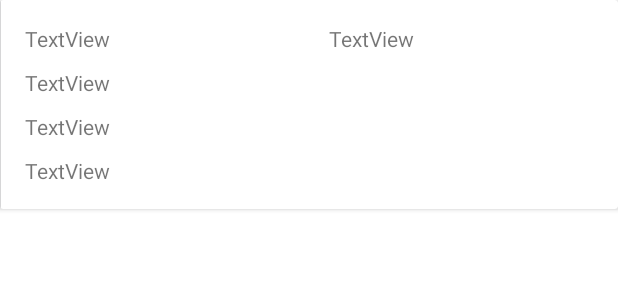
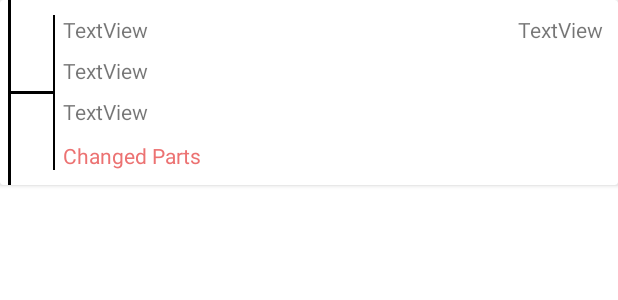
Before and after one commit to 0uz/JobManagement, an Android app: the layout maintenance_row.xml on its own in the app's theme, with its tools: preview values and no code run, on a phone screen of 412 x 824 dp. Shown: the top 300 px of the screen. Run offline under Robolectric (Android 15) with nearby library versions, the light colour scheme and no system bars.

Commit message:
Language adding and Maintenance page fixes

```diff
--- a/app/src/main/java/com/zirhgrup/jobmanagement/AddElevatorFragment.java
+++ b/app/src/main/java/com/zirhgrup/jobmanagement/AddElevatorFragment.java
@@ -426,7 +426,8 @@ public class AddElevatorFragment extends Fragment {
         Customer customer =  new Customer(binding.addECustomerName.getText().toString(),
                 binding.addECustomerSurname.getText().toString(),
                 binding.addECustomerEmail.getText().toString(),
-                binding.addECustomerPhone.getText().toString());
+                binding.addECustomerPhone.getText().toString(),
+                binding.addESerialEditText.getText().toString());
         Elevator elevator = new Elevator(binding.addESerialEditText.getText().toString(),
                 binding.addESpinnerModels.getSelectedItem().toString(),
                 currentType,
--- a/app/src/main/java/com/zirhgrup/jobmanagement/model/Service.java
+++ b/app/src/main/java/com/zirhgrup/jobmanagement/model/Service.java
@@ -19,7 +19,7 @@ public class Service extends User {
     public Service(String name, String surname, String email, String phoneNo, boolean isBanned) {
         super(name, surname, email, phoneNo,Role.SERVICE);
         this.isBanned = isBanned;
-        this.createTime = new Date().getTime();
+        this.createTime = new Date().getTime()/1000;
 
     }
 
--- a/app/src/main/res/layout/maintenance_row.xml
+++ b/app/src/main/res/layout/maintenance_row.xml
@@ -6,48 +6,76 @@
                                    android:layout_height="wrap_content">
     <androidx.constraintlayout.widget.ConstraintLayout
             android:layout_width="match_parent"
-            android:layout_height="match_parent">
+            android:layout_height="wrap_content">
 
-        <ImageView
-                android:layout_width="wrap_content"
-                android:layout_height="0dp" tools:srcCompat="@tools:sample/avatars"
-                android:id="@+id/maintenImage"
-                app:layout_constraintTop_toTopOf="parent"
-                app:layout_constraintStart_toStartOf="parent"
-                app:layout_constraintBottom_toBottomOf="parent"/>
-        <LinearLayout
-                android:orientation="vertical"
-                android:layout_width="wrap_content"
-                android:layout_height="wrap_content" app:layout_constraintTop_toTopOf="parent"
-                app:layout_constraintStart_toEndOf="@+id/maintenImage" android:layout_marginTop="16dp"
-                android:layout_marginStart="16dp" android:id="@+id/linearLayout2">
-            <TextView
-                    android:text="TextView"
-                    android:layout_width="match_parent"
-                    android:layout_height="wrap_content" android:id="@+id/maintenType"
-                    android:layout_marginBottom="10dp"/>
-            <TextView
-                    android:text="TextView"
-                    android:layout_width="match_parent"
-                    android:layout_height="wrap_content" android:id="@+id/jobDescrption"
-                    android:layout_marginBottom="10dp"/>
-            <TextView
-                    android:text="TextView"
-                    android:layout_width="match_parent"
-                    android:layout_height="wrap_content" android:id="@+id/changedParts"
-                    android:layout_marginBottom="10dp"/>
-            <TextView
-                    android:text="TextView"
-                    android:layout_width="match_parent"
-                    android:layout_height="wrap_content" android:id="@+id/textView9"
-                    android:layout_marginBottom="16dp"/>
-        </LinearLayout>
+
+        <View android:layout_width="2dp" android:layout_height="0dp"
+              android:background="@color/black" app:layout_constraintTop_toTopOf="parent"
+              android:id="@+id/view3"
+              app:layout_constraintBottom_toTopOf="@+id/view2" app:layout_constraintStart_toStartOf="parent"
+              android:layout_marginStart="5dp">
+        </View>
+
+        <View android:layout_width="2dp" android:layout_height="0dp"
+              android:background="@color/black" android:id="@+id/bottomView"
+              app:layout_constraintBottom_toBottomOf="parent" app:layout_constraintTop_toBottomOf="@+id/view2"
+              app:layout_constraintStart_toStartOf="parent" android:layout_marginStart="5dp">
+
+        </View>
+
+        <View android:layout_width="30dp" android:layout_height="2dp"
+              android:background="@color/black"
+              android:id="@+id/view2"
+              app:layout_constraintStart_toStartOf="@+id/view3" app:layout_constraintTop_toTopOf="parent"
+              app:layout_constraintBottom_toBottomOf="parent">
+        </View>
+        <View android:layout_width="1dp" android:layout_height="0dp"
+              app:layout_constraintStart_toEndOf="@+id/view2"
+              android:background="@color/black" app:layout_constraintTop_toTopOf="@+id/maintenType"
+              android:id="@+id/view4" app:layout_constraintBottom_toBottomOf="@+id/changedParts">
+
+        </View>
         <TextView
                 android:text="TextView"
                 android:layout_width="wrap_content"
-                android:layout_height="wrap_content" android:id="@+id/date"
-                app:layout_constraintStart_toEndOf="@+id/linearLayout2"
-                app:layout_constraintTop_toTopOf="@+id/linearLayout2" android:layout_marginStart="10dp"
-                app:layout_constraintEnd_toEndOf="parent"/>
+                android:layout_height="wrap_content" android:id="@+id/maintenanceDate"
+                app:layout_constraintEnd_toEndOf="parent" android:layout_marginEnd="10dp"
+                app:layout_constraintTop_toTopOf="parent" android:layout_marginTop="10dp"/>
+        <TextView
+                android:text="TextView"
+                android:layout_width="0dp"
+                android:layout_height="wrap_content" android:id="@+id/maintenType"
+                app:layout_constraintEnd_toStartOf="@+id/maintenanceDate"
+                android:layout_marginEnd="10dp" app:layout_constraintTop_toTopOf="@+id/maintenanceDate"
+                app:layout_constraintStart_toEndOf="@+id/view4" android:layout_marginStart="5dp"/>
+        <TextView
+                android:text="TextView"
+                android:layout_width="wrap_content"
+                android:layout_height="wrap_content" android:id="@+id/jobDescrption"
+                app:layout_constraintTop_toBottomOf="@+id/maintenType"
+                app:layout_constraintStart_toStartOf="@+id/maintenType" android:layout_marginTop="8dp"/>
+        <TextView
+                android:text="TextView"
+                android:layout_width="wrap_content"
+                android:layout_height="wrap_content" android:id="@+id/maintenanceOwner"
+                app:layout_constraintTop_toBottomOf="@+id/jobDescrption"
+                app:layout_constraintStart_toStartOf="@+id/jobDescrption" android:layout_marginTop="8dp"/>
+        <TextView
+                android:text="@string/changed_parts"
+                android:layout_width="wrap_content"
+                android:layout_height="wrap_content"
+                app:layout_constraintStart_toStartOf="@+id/maintenanceOwner"
+                app:layout_constraintTop_toBottomOf="@+id/maintenanceOwner" android:layout_marginTop="10dp"
+                android:clickable="true" android:id="@+id/textView6" android:textColor="#EC7272"/>
+        <LinearLayout
+                android:orientation="vertical"
+                android:layout_width="0dp"
+                android:layout_height="wrap_content"
+                app:layout_constraintTop_toBottomOf="@+id/textView6"
+                app:layout_constraintStart_toStartOf="@+id/textView6" app:layout_constraintEnd_toEndOf="parent"
+                android:id="@+id/changedParts"
+                app:layout_constraintBottom_toBottomOf="parent" android:layout_marginBottom="10dp">
+        </LinearLayout>
+
     </androidx.constraintlayout.widget.ConstraintLayout>
 </androidx.cardview.widget.CardView>
```
Also changed, not shown: app/build.gradle (+8 -0 lines), app/src/main/java/com/zirhgrup/jobmanagement/MainActivity.java (+84 -75 lines), app/src/main/java/com/zirhgrup/jobmanagement/adapter/ElevatorRecyclerAdapter.java (+20 -1 lines), app/src/main/java/com/zirhgrup/jobmanagement/adapter/MaintenanceRecyclerAdapter.java (added, +81 -0 lines), app/src/main/java/com/zirhgrup/jobmanagement/model/Customer.java (+7 -2 lines), app/src/main/java/com/zirhgrup/jobmanagement/model/Elevator.java (+10 -7 lines), app/src/main/java/com/zirhgrup/jobmanagement/model/Maintenance.java (+13 -2 lines), app/src/main/res/layout/activity_login.xml (+8 -7 lines), app/src/main/res/layout/elevator_row.xml (+37 -13 lines), app/src/main/res/values/strings.xml (+6 -1 lines), app/src/main/res/drawable/last.png (added), app/src/main/res/drawable/mid.png (added), 2 other files.
